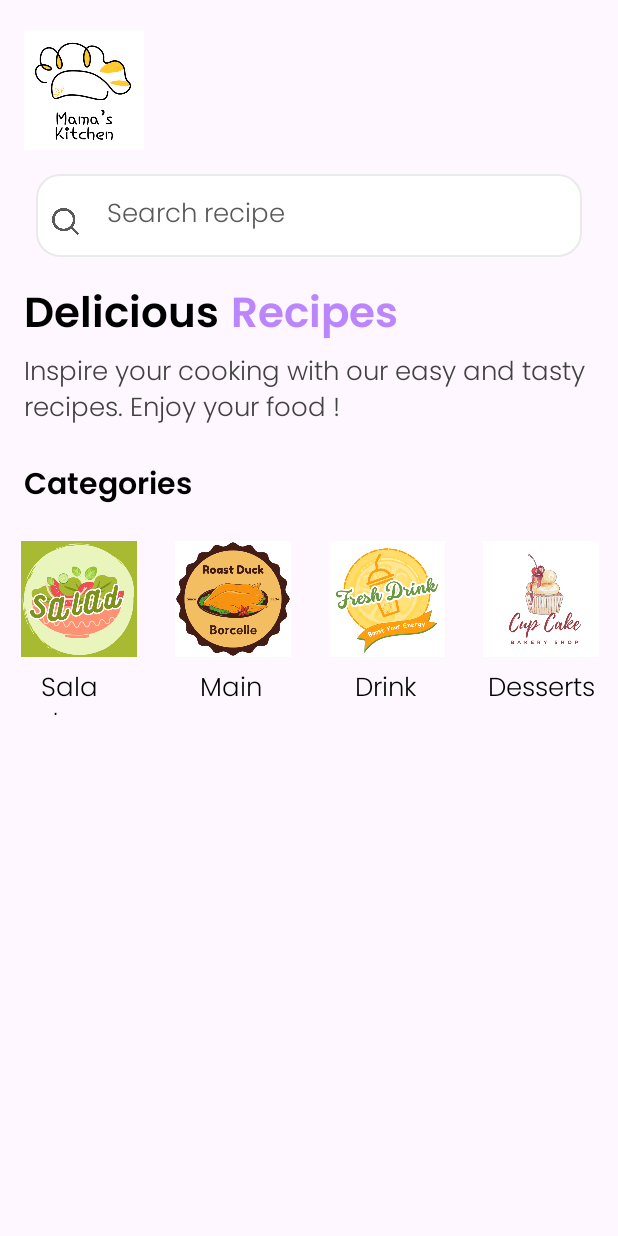
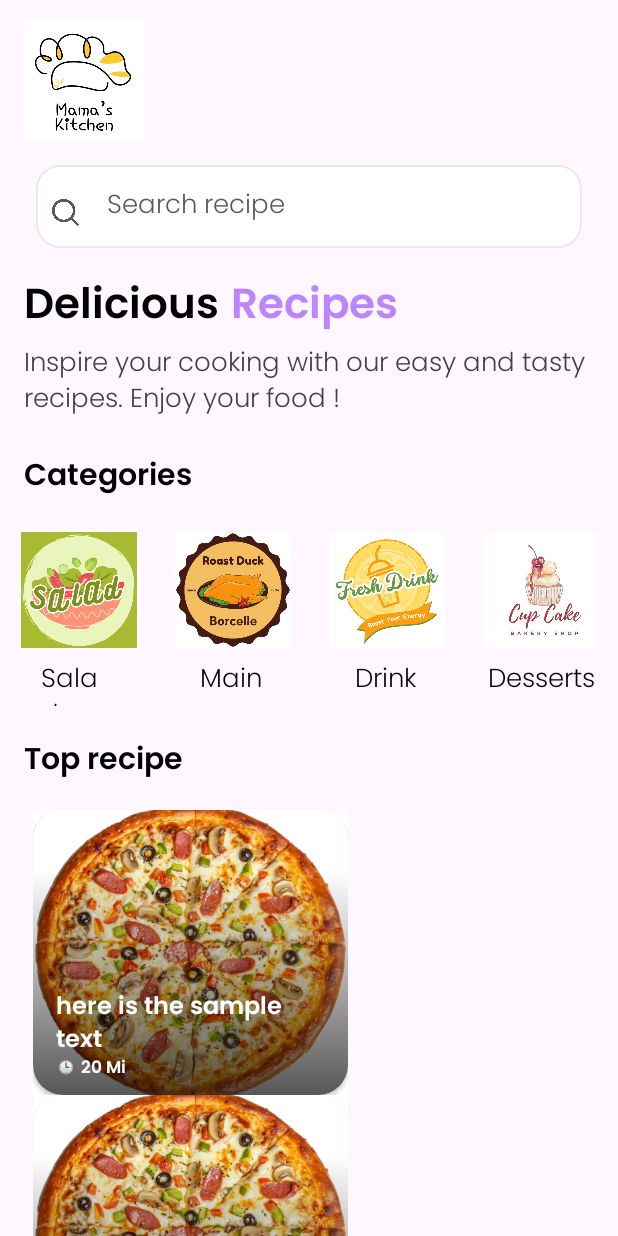
Before and after one commit to IkramHaddouch/ApplicationRepas, an Android app: the layout activity_home.xml on its own in the app's theme, with its tools: preview values and no code run, on a phone screen of 412 x 824 dp. Run offline under Robolectric (Android 15) with nearby library versions, the phone set to English and light mode, and no system bars.

Commit message:
Ajouter les nouveaux fichiers et modifications

```diff
--- /dev/null
+++ b/app/src/main/res/drawable/image_btm_overlay.xml
@@ -0,0 +1,14 @@
+<?xml version="1.0" encoding="utf-8"?>
+<selector xmlns:android="http://schemas.android.com/apk/res/android">
+
+    <item>
+
+        <shape>
+            <gradient android:angle="270" android:endColor="#A8000000" android:startColor="#00616161" />
+
+            <stroke android:width="0dp" android:color="#343434" />
+        </shape>
+
+    </item>
+
+</selector>
--- a/app/src/main/res/layout/activity_home.xml
+++ b/app/src/main/res/layout/activity_home.xml
@@ -13,7 +13,7 @@
         android:layout_width="80dp"
         android:layout_height="80dp"
         android:layout_marginStart="16dp"
-        android:layout_marginTop="20dp"
+        android:layout_marginTop="14dp"
         app:layout_constraintStart_toStartOf="parent"
         app:layout_constraintTop_toTopOf="parent"
         app:srcCompat="@drawable/logo" />
@@ -218,6 +218,28 @@
         </RelativeLayout>
     </HorizontalScrollView>
 
+    <TextView
+        android:id="@+id/textView9"
+        android:layout_width="255dp"
+        android:layout_height="wrap_content"
+        android:layout_marginTop="20dp"
+        android:fontFamily="@font/poppins"
+        android:text="Top recipe"
+        android:textColor="@color/black"
+        android:textSize="20sp"
+        app:layout_constraintStart_toStartOf="@+id/textView5"
+        app:layout_constraintTop_toBottomOf="@+id/horizontalScrollView" />
 
+    <androidx.recyclerview.widget.RecyclerView
+        android:id="@+id/rv_polular"
+        android:layout_width="match_parent"
+        android:layout_height="0dp"
+        android:layout_marginTop="15dp"
+        app:layout_constraintBottom_toBottomOf="parent"
+        app:layout_constraintEnd_toEndOf="parent"
+        app:layout_constraintStart_toStartOf="parent"
+        app:layout_constraintTop_toBottomOf="@+id/textView9"
+        tools:listitem="@layout/popular_rv_item"
+        />
 
 </androidx.constraintlayout.widget.ConstraintLayout>
--- /dev/null
+++ b/app/src/main/res/layout/popular_rv_item.xml
@@ -0,0 +1,56 @@
+<?xml version="1.0" encoding="utf-8"?>
+<LinearLayout xmlns:android="http://schemas.android.com/apk/res/android"
+    xmlns:app="http://schemas.android.com/apk/res-auto"
+    android:layout_width="wrap_content"
+    android:layout_height="wrap_content"
+    android:background="@color/white"
+    android:layout_marginStart="22dp">
+
+    <androidx.cardview.widget.CardView
+        android:layout_width="210dp"
+        android:layout_height="190dp"
+        app:cardCornerRadius="20dp">
+
+        <ImageView
+            android:id="@+id/popular_img"
+            android:layout_width="match_parent"
+            android:layout_height="match_parent"
+            android:foreground="?android:attr/selectableItemBackground"
+            android:scaleType="centerCrop"
+            android:src="@drawable/pizza1" />
+
+        <ImageView
+            android:id="@+id/img_gradient"
+            android:layout_width="match_parent"
+            android:layout_height="150dp"
+            android:layout_gravity="bottom"
+            android:src="@drawable/image_btm_overlay" />
+
+        <TextView
+            android:id="@+id/popular_txt"
+            android:layout_width="wrap_content"
+            android:layout_height="wrap_content"
+            android:layout_gravity="bottom"
+            android:fontFamily="@font/poppins"
+            android:paddingStart="15dp"
+            android:paddingEnd="15dp"
+            android:paddingBottom="22dp"
+            android:text="here is the sample text"
+            android:textColor="@color/white"
+            android:textSize="16sp" />
+
+        <TextView
+            android:id="@+id/popular_time"
+            android:layout_width="wrap_content"
+            android:layout_height="wrap_content"
+            android:layout_gravity="bottom"
+            android:layout_marginStart="15dp"
+            android:layout_marginBottom="7dp"
+            android:fontFamily="@font/poppins"
+
+            android:maxLength="7"
+            android:text="⌚ 20 Mins"
+            android:textColor="@color/white"
+            android:textSize="11sp" />
+    </androidx.cardview.widget.CardView>
+</LinearLayout>
```
Also changed, not shown: app/build.gradle.kts (+16 -0 lines), app/src/main/java/com/example/monapplicationrepas/AppDatabase.kt (added, +9 -0 lines), app/src/main/java/com/example/monapplicationrepas/Dao.kt (added, +9 -0 lines), app/src/main/java/com/example/monapplicationrepas/PopularAdapter.kt (added, +34 -0 lines), app/src/main/java/com/example/monapplicationrepas/Recipe.kt (added, +17 -0 lines), app/src/main/res/drawable/pizza1.png (added).
